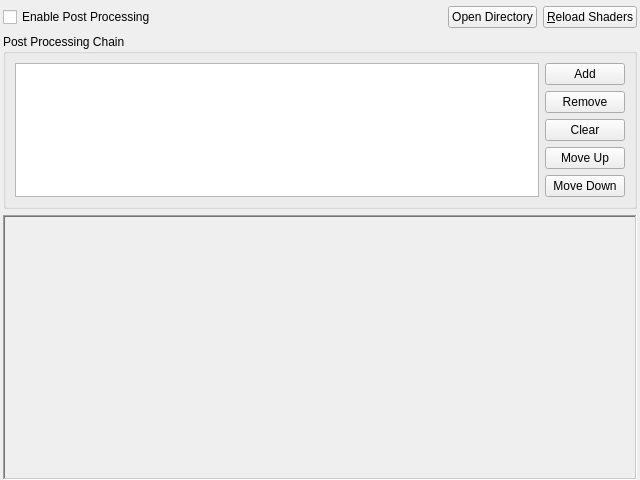
The window that src/duckstation-qt/postprocessingchainconfigwidget.ui (stenzek/duckstation) describes before a commit, drawn with Qt 5.
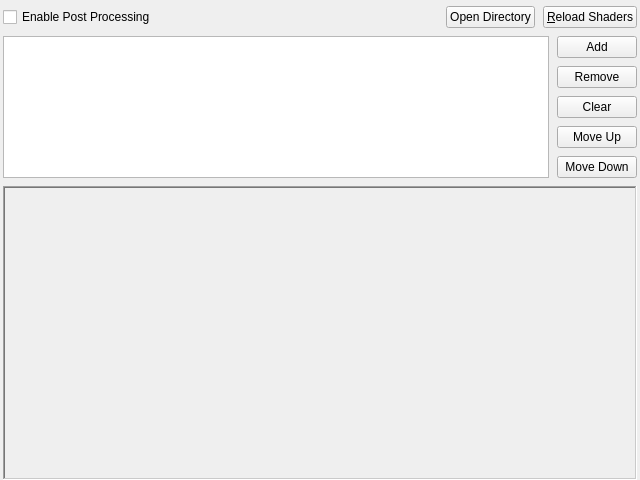
The same window after the commit. Icons and pictures are not drawn.

Commit message:
Qt: Remove 'Post Processing Chain' groupbox
Save a little vertical space.

```diff
--- a/src/duckstation-qt/postprocessingchainconfigwidget.ui
+++ b/src/duckstation-qt/postprocessingchainconfigwidget.ui
@@ -11,6 +11,9 @@
    </rect>
   </property>
   <layout class="QVBoxLayout" name="verticalLayout">
+   <property name="spacing">
+    <number>8</number>
+   </property>
    <property name="leftMargin">
     <number>3</number>
    </property>
@@ -39,8 +42,8 @@
        </property>
        <property name="sizeHint" stdset="0">
         <size>
-         <width>40</width>
-         <height>20</height>
+         <width>0</width>
+         <height>0</height>
         </size>
        </property>
       </spacer>
@@ -70,10 +73,6 @@
     </layout>
    </item>
    <item>
-    <widget class="QGroupBox" name="groupBox">
-     <property name="title">
-      <string>Post Processing Chain</string>
-     </property>
      <layout class="QGridLayout" name="gridLayout">
       <item row="0" column="0" rowspan="5">
        <widget class="QListWidget" name="stages">
@@ -177,7 +176,6 @@
        </widget>
       </item>
      </layout>
-    </widget>
    </item>
    <item>
     <widget class="QScrollArea" name="scrollArea">
@@ -202,7 +200,7 @@
         <x>0</x>
         <y>0</y>
         <width>630</width>
-        <height>232</height>
+        <height>262</height>
        </rect>
       </property>
      </widget>
```
Lines whose indentation alone changed are shown as unchanged.
